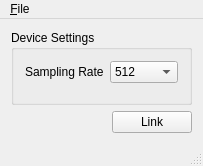
Old version of the form mainwindow.ui in the repository labstreaminglayer/App-eegoSports.
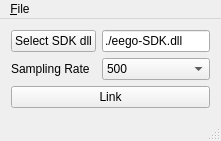
New version of the form.

Commit message: Add input field for eego-SDK DLL, display error message if it doesn't exist

Patch:
```diff
--- a/mainwindow.ui
+++ b/mainwindow.ui
@@ -2,45 +2,23 @@
 <ui version="4.0">
  <class>MainWindow</class>
  <widget class="QMainWindow" name="MainWindow">
-  <property name="geometry">
-   <rect>
-    <x>0</x>
-    <y>0</y>
-    <width>203</width>
-    <height>166</height>
-   </rect>
-  </property>
   <property name="windowTitle">
    <string>eegApp</string>
   </property>
   <widget class="QWidget" name="centralWidget">
-   <layout class="QHBoxLayout" name="horizontalLayout_2">
-    <item>
-     <layout class="QVBoxLayout" name="verticalLayout">
-      <item>
-       <widget class="QGroupBox" name="groupBox">
-        <property name="title">
-         <string>Device Settings</string>
-        </property>
-        <layout class="QFormLayout" name="formLayout">
-         <property name="fieldGrowthPolicy">
-          <enum>QFormLayout::AllNonFixedFieldsGrow</enum>
-         </property>
-         <item row="0" column="0">
-          <widget class="QLabel" name="label_3">
+   <layout class="QFormLayout" name="formLayout_2">
+    <item row="1" column="0">
+     <widget class="QLabel" name="label_sr">
            <property name="text">
             <string>Sampling Rate</string>
            </property>
           </widget>
          </item>
-         <item row="0" column="1">
+    <item row="1" column="1">
           <widget class="QComboBox" name="samplingRate">
            <property name="toolTip">
             <string>Sampling rate to use.</string>
            </property>
-           <property name="currentIndex">
-            <number>1</number>
-           </property>
            <item>
             <property name="text">
              <string>500</string>
@@ -103,34 +81,26 @@
            </item>
           </widget>
          </item>
-        </layout>
-       </widget>
-      </item>
-      <item>
-       <layout class="QHBoxLayout" name="horizontalLayout">
-        <item>
-         <spacer name="horizontalSpacer">
-          <property name="orientation">
-           <enum>Qt::Horizontal</enum>
-          </property>
-          <property name="sizeHint" stdset="0">
-           <size>
-            <width>40</width>
-            <height>20</height>
-           </size>
-          </property>
-         </spacer>
-        </item>
-        <item>
+    <item row="2" column="0" colspan="2">
          <widget class="QPushButton" name="linkButton">
           <property name="text">
            <string>Link</string>
           </property>
          </widget>
         </item>
-       </layout>
-      </item>
-     </layout>
+    <item row="0" column="1">
+     <widget class="QLineEdit" name="input_dll">
+      <property name="text">
+       <string>./eego-SDK.dll</string>
+      </property>
+     </widget>
+    </item>
+    <item row="0" column="0">
+     <widget class="QPushButton" name="btn_dll">
+      <property name="text">
+       <string>Select SDK dll</string>
+      </property>
+     </widget>
     </item>
    </layout>
   </widget>
@@ -139,7 +109,7 @@
     <rect>
      <x>0</x>
      <y>0</y>
-     <width>203</width>
+     <width>244</width>
      <height>23</height>
     </rect>
    </property>
```
Left out of the diff: 6 changed lines with no effect on the pictures. Lines whose indentation alone changed are shown as unchanged. The commit also changes 4 other files.
